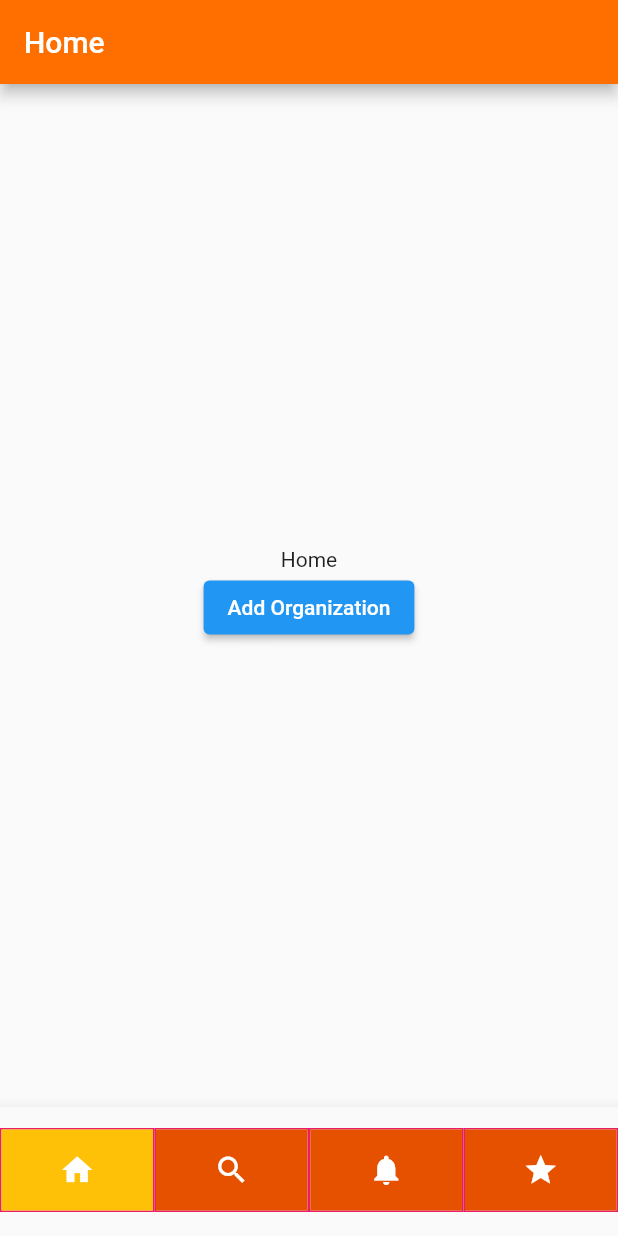
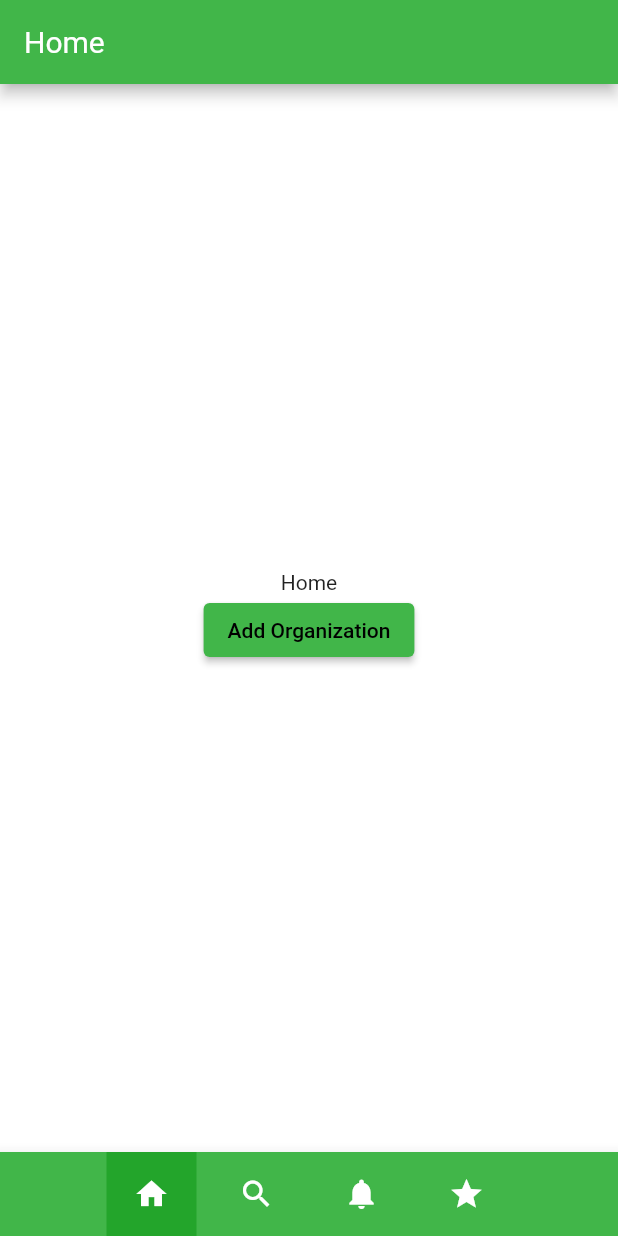
Before and after one commit to GirbovanMihai/BottomNavBar, a Flutter app: the screen it shows after launch, on a phone screen of 412 x 824 dp. Run offline on Flutter 3.47's test engine with Material 2 defaults, Android fonts, the phone set to English and light mode, and no system bars.

Commit message:
Bottom navigation Bar

```diff
--- a/lib/src/bottom_nav/bottom_nav_bar.dart
+++ b/lib/src/bottom_nav/bottom_nav_bar.dart
@@ -10,55 +10,46 @@ class BottomNavBar extends StatelessWidget {
   final int currentIndex;
   final ValueChanged<TabItem> onTap;
 
-  static const _selectedBgColor = Colors.amber;
-  static const _unselectedBgColor = Color(0xFFE65100);
+  static const _selectedBgColor = Color(0xFF23A52B);
+  static const _unselectedBgColor = Color(0xFF41B649);
 
   Color _getBgColor(int index) =>
       currentIndex == index ? _selectedBgColor : _unselectedBgColor;
 
   @override
   Widget build(BuildContext context) {
-    return BottomNavigationBar(
-        currentIndex: currentIndex,
-        onTap: (index) => onTap(TabItem.values[index]),
-        type: BottomNavigationBarType.fixed,
-        showSelectedLabels: false,
-        showUnselectedLabels: false,
-        items: [
-          _buildItem(TabItem.home),
-          _buildItem(TabItem.search),
-          _buildItem(TabItem.notifications),
-          _buildItem(TabItem.favorites),
-        ]);
+    return BottomAppBar(
+      child: Row(
+        mainAxisAlignment: MainAxisAlignment.center,
+        children: <Widget>[
+          _bottomAppBarItem(TabItem.home),
+          SizedBox(width: 10),
+          _bottomAppBarItem(TabItem.search),
+          SizedBox(width: 10),
+          _bottomAppBarItem(TabItem.notifications),
+          SizedBox(width: 10),
+          _bottomAppBarItem(TabItem.favorites),
+        ],
+      ),
+    );
   }
 
-  BottomNavigationBarItem _buildItem(TabItem tabItem) {
-    return BottomNavigationBarItem(
-        icon: _buildIcon(TabItemData.allTabs[tabItem]!.icon, tabItem),
-        title: Padding(
-          padding: EdgeInsets.all(0),
-        ));
+  Widget _bottomAppBarItem(TabItem tabItem) {
+    TabItemData tabItemData = TabItemData.allTabs[tabItem]!;
+    return Tooltip(
+      message: tabItemData.label,
+      child: InkWell(
+        onTap: () => onTap(tabItem),
+        child: Container(
+          color: _getBgColor(tabItem.index),
+          width: 60,
+          height: kBottomNavigationBarHeight,
+          child: Icon(
+            tabItemData.icon,
+            color: Colors.white,
+          ),
+        ),
+      ),
+    );
   }
-
-  Widget _buildIcon(IconData iconData, TabItem tabItem) => Row(
-        children: [
-          Expanded(
-            child: Container(
-              decoration: BoxDecoration(
-                  border: Border.all(
-                color: Colors.pink,
-              )),
-              width: double.infinity,
-              height: kBottomNavigationBarHeight,
-              child: Material(
-                color: _getBgColor(tabItem.index),
-                child: InkWell(
-                  child: Icon(iconData),
-                  onTap: () => onTap(TabItem.values[tabItem.index]),
-                ),
-              ),
-            ),
-          ),
-        ],
-      );
 }
--- a/lib/src/bottom_nav/tab_item.dart
+++ b/lib/src/bottom_nav/tab_item.dart
@@ -26,11 +26,11 @@ class TabItemData {
       icon: Icons.search,
     ),
     TabItem.notifications: TabItemData(
-      label: 'Notif.',
+      label: 'Notifications',
       icon: Icons.notifications,
     ),
     TabItem.favorites: TabItemData(
-      label: 'favorites.',
+      label: 'Favorites.',
       icon: Icons.star,
     ),
   };
--- a/lib/src/my_app.dart
+++ b/lib/src/my_app.dart
@@ -1,5 +1,5 @@
+import 'dart:math';
 import 'package:flutter/material.dart';
-
 import 'main_page.dart';
 
 class MyApp extends StatelessWidget {
@@ -8,13 +8,42 @@ class MyApp extends StatelessWidget {
     return MaterialApp(
       title: 'Bottom Navigation',
       theme: ThemeData(
-        primaryColor: Colors.amber[900],
-        bottomNavigationBarTheme: const BottomNavigationBarThemeData(
-          selectedItemColor: Colors.white,
-          unselectedItemColor: Colors.white,
+        primarySwatch: generateMaterialColor(const Color(0xFF41B649)),
+        scaffoldBackgroundColor: Colors.white,
+        appBarTheme: AppBarTheme(
+          textTheme: ThemeData.light().textTheme.copyWith(
+              headline6: const TextStyle(color: Colors.white, fontSize: 20),
+              button: const TextStyle(color: Colors.white)),
+          iconTheme: const IconThemeData.fallback()
+              .copyWith(color: Colors.white, size: 20),
         ),
+        bottomAppBarColor: Color(0xFF41B649),
       ),
       home: MainPage(),
     );
   }
 }
+
+MaterialColor generateMaterialColor(Color color) {
+  return MaterialColor(color.value, {
+    50: tintColor(color, 0.5),
+    100: tintColor(color, 0.4),
+    200: tintColor(color, 0.3),
+    300: tintColor(color, 0.2),
+    400: tintColor(color, 0.1),
+    500: tintColor(color, 0.0),
+    600: tintColor(color, -0.1),
+    700: tintColor(color, -0.2),
+    800: tintColor(color, -0.3),
+    900: tintColor(color, -0.4),
+  });
+}
+
+int tintValue(int value, double factor) =>
+    max(0, min((value + ((255 - value) * factor)).round(), 255));
+
+Color tintColor(Color color, double factor) => Color.fromRGBO(
+    tintValue(color.red, factor),
+    tintValue(color.green, factor),
+    tintValue(color.blue, factor),
+    1);
```
